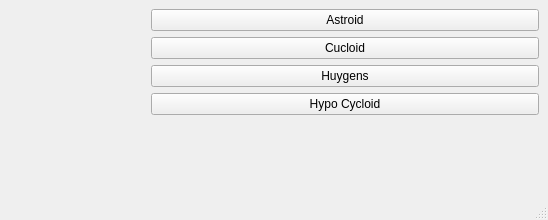
Qt form mainwindow.ui (revolt268/QtCurvesCPP) before a commit; both pictures show x 253 to 801 and y 0 to 220 of the 801 by 220 pixel window.
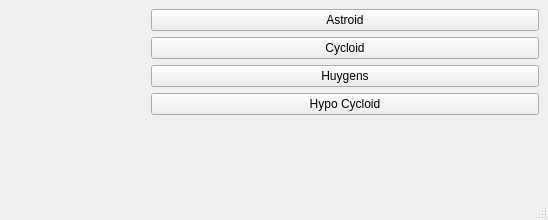
The same form after that commit. Custom widgets are drawn as their Qt base class.

The edit to the form file:
```diff
--- a/mainwindow.ui
+++ b/mainwindow.ui
@@ -32,7 +32,7 @@
         <item>
          <widget class="QPushButton" name="btnCycloid">
           <property name="text">
-           <string>Cucloid</string>
+           <string>Cycloid</string>
           </property>
          </widget>
         </item>
```
Left out of the diff: 2 changed lines with no effect on the pictures.
